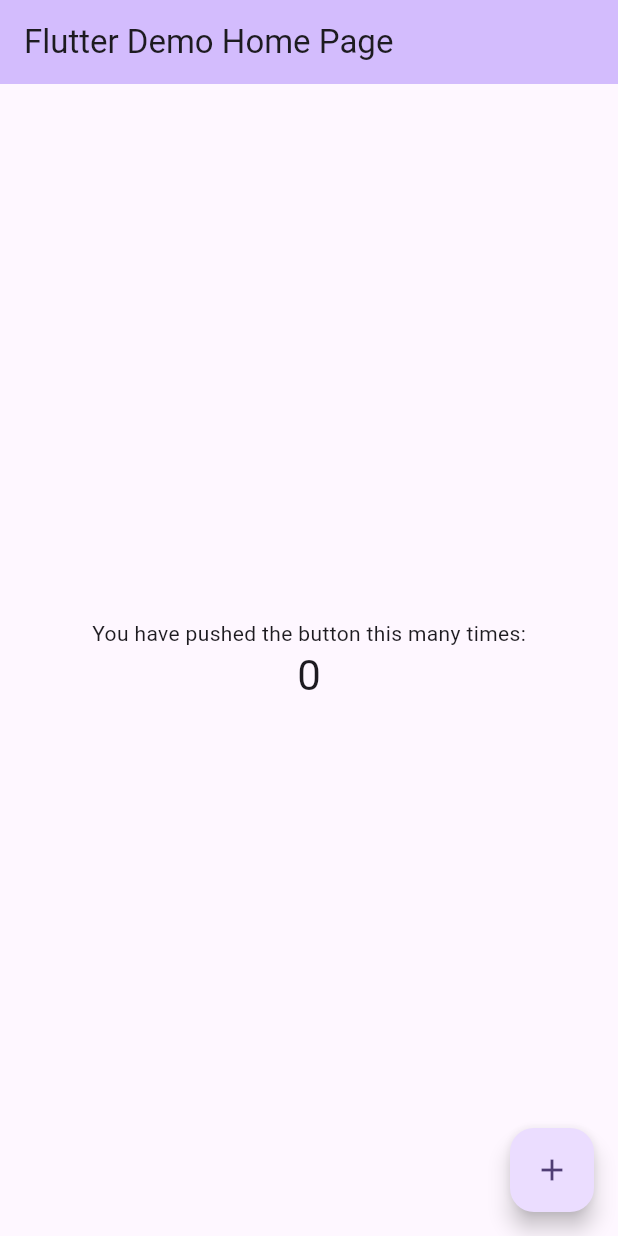
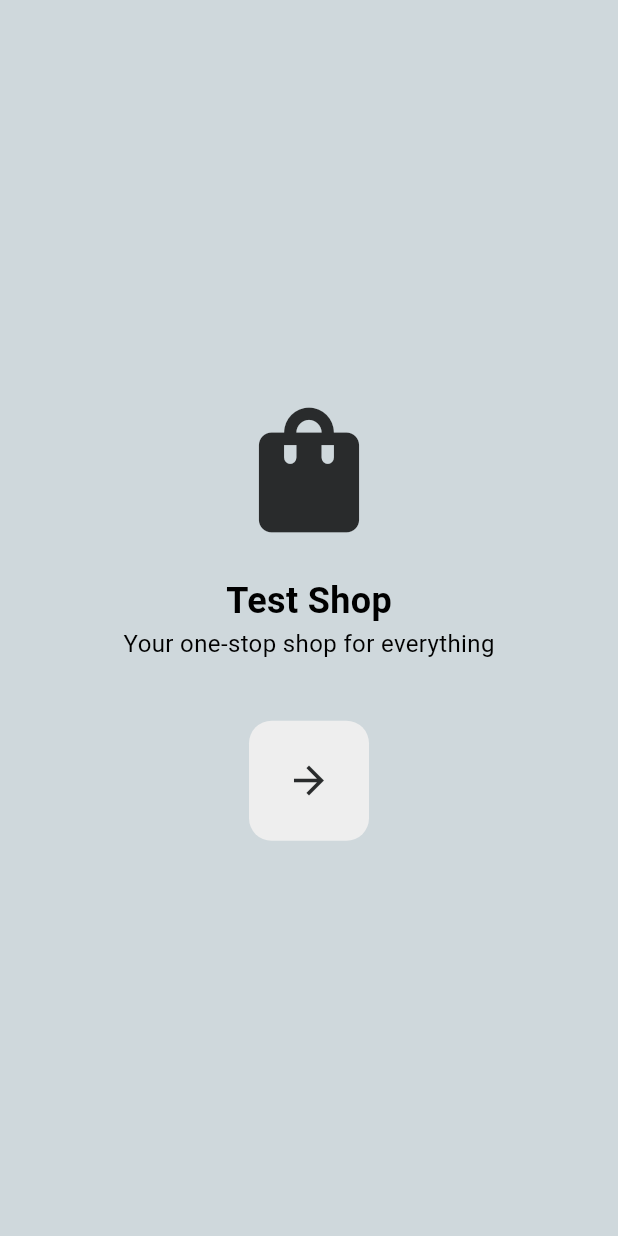
Before and after one commit to MajstorUgvej/EcomShop, a Flutter app: the screen it shows after launch, on a phone screen of 412 x 824 dp. Run offline on Flutter 3.47's test engine with Material 3 defaults, Android fonts, the light colour scheme and no system bars.

Commit message:
first_set_up

```diff
--- a/lib/main.dart
+++ b/lib/main.dart
@@ -1,3 +1,6 @@
+import 'package:ecom_shop/pages/shop_page.dart';
+import 'package:ecom_shop/pages/start_page.dart';
+import 'package:ecom_shop/themes/light_theme.dart';
 import 'package:flutter/material.dart';
 
 void main() {
@@ -7,116 +10,17 @@ void main() {
 class MyApp extends StatelessWidget {
   const MyApp({super.key});
 
-  // This widget is the root of your application.
   @override
   Widget build(BuildContext context) {
     return MaterialApp(
-      title: 'Flutter Demo',
-      theme: ThemeData(
-        // This is the theme of your application.
-        //
-        // TRY THIS: Try running your application with "flutter run". You'll see
-        // the application has a purple toolbar. Then, without quitting the app,
-        // try changing the seedColor in the colorScheme below to Colors.green
-        // and then invoke "hot reload" (save your changes or press the "hot
-        // reload" button in a Flutter-supported IDE, or press "r" if you used
-        // the command line to start the app).
-        //
-        // Notice that the counter didn't reset back to zero; the application
-        // state is not lost during the reload. To reset the state, use hot
-        // restart instead.
-        //
-        // This works for code too, not just values: Most code changes can be
-        // tested with just a hot reload.
-        colorScheme: ColorScheme.fromSeed(seedColor: Colors.deepPurple),
-      ),
-      home: const MyHomePage(title: 'Flutter Demo Home Page'),
+      debugShowCheckedModeBanner: false,
+      home: StartPage(),
+      theme: lightMode,
+      routes: {
+        '/start_page': (context) => const StartPage(),
+        '/shop_page': (context) => const ShopPage(),
+      },
+
     );
   }
 }
-
-class MyHomePage extends StatefulWidget {
-  const MyHomePage({super.key, required this.title});
-
-  // This widget is the home page of your application. It is stateful, meaning
-  // that it has a State object (defined below) that contains fields that affect
-  // how it looks.
-
-  // This class is the configuration for the state. It holds the values (in this
-  // case the title) provided by the parent (in this case the App widget) and
-  // used by the build method of the State. Fields in a Widget subclass are
-  // always marked "final".
-
-  final String title;
-
-  @override
-  State<MyHomePage> createState() => _MyHomePageState();
-}
-
-class _MyHomePageState extends State<MyHomePage> {
-  int _counter = 0;
-
-  void _incrementCounter() {
-    setState(() {
-      // This call to setState tells the Flutter framework that something has
-      // changed in this State, which causes it to rerun the build method below
-      // so that the display can reflect the updated values. If we changed
-      // _counter without calling setState(), then the build method would not be
-      // called again, and so nothing would appear to happen.
-      _counter++;
-    });
-  }
-
-  @override
-  Widget build(BuildContext context) {
-    // This method is rerun every time setState is called, for instance as done
-    // by the _incrementCounter method above.
-    //
-    // The Flutter framework has been optimized to make rerunning build methods
-    // fast, so that you can just rebuild anything that needs updating rather
-    // than having to individually change instances of widgets.
-    return Scaffold(
-      appBar: AppBar(
-        // TRY THIS: Try changing the color here to a specific color (to
-        // Colors.amber, perhaps?) and trigger a hot reload to see the AppBar
-        // change color while the other colors stay the same.
-        backgroundColor: Theme.of(context).colorScheme.inversePrimary,
-        // Here we take the value from the MyHomePage object that was created by
-        // the App.build method, and use it to set our appbar title.
-        title: Text(widget.title),
-      ),
-      body: Center(
-        // Center is a layout widget. It takes a single child and positions it
-        // in the middle of the parent.
-        child: Column(
-          // Column is also a layout widget. It takes a list of children and
-          // arranges them vertically. By default, it sizes itself to fit its
-          // children horizontally, and tries to be as tall as its parent.
-          //
-          // Column has various properties to control how it sizes itself and
-          // how it positions its children. Here we use mainAxisAlignment to
-          // center the children vertically; the main axis here is the vertical
-          // axis because Columns are vertical (the cross axis would be
-          // horizontal).
-          //
-          // TRY THIS: Invoke "debug painting" (choose the "Toggle Debug Paint"
-          // action in the IDE, or press "p" in the console), to see the
-          // wireframe for each widget.
-          mainAxisAlignment: MainAxisAlignment.center,
-          children: <Widget>[
-            const Text('You have pushed the button this many times:'),
-            Text(
-              '$_counter',
-              style: Theme.of(context).textTheme.headlineMedium,
-            ),
-          ],
-        ),
-      ),
-      floatingActionButton: FloatingActionButton(
-        onPressed: _incrementCounter,
-        tooltip: 'Increment',
-        child: const Icon(Icons.add),
-      ), // This trailing comma makes auto-formatting nicer for build methods.
-    );
-  }
-}
--- /dev/null
+++ b/lib/pages/shop_page.dart
@@ -0,0 +1,12 @@
+import 'package:flutter/material.dart';
+
+class ShopPage extends StatelessWidget {
+  const ShopPage({super.key});
+
+  @override
+  Widget build(BuildContext context) {
+    return Scaffold(
+      body: Center(child: Text("shop page")),
+    );
+  }
+}
--- /dev/null
+++ b/lib/pages/start_page.dart
@@ -0,0 +1,60 @@
+import 'package:flutter/material.dart';
+
+class StartPage extends StatelessWidget {
+  const StartPage({super.key});
+
+  @override
+  Widget build(BuildContext context) {
+    return Scaffold(
+      backgroundColor: Theme.of(context).colorScheme.surface,
+      body: Center(
+        child: Column(
+          mainAxisAlignment: MainAxisAlignment.center,
+          children: [
+            // Personal logo
+            Icon(
+              Icons.shopping_bag_rounded,
+              size: 100,
+              color: Theme.of(context).colorScheme.inversePrimary,
+            ),
+            SizedBox(height: 20),
+
+            // Title
+            Text(
+              'Test Shop',
+              style: TextStyle(
+                fontSize: 24,
+                fontWeight: FontWeight.bold,
+              ),
+            ),
+
+            // Subtitle
+            Text(
+              'Your one-stop shop for everything',
+              style: TextStyle(
+                fontSize: 16,
+              ),
+            ),
+            SizedBox(height: 40),
+            // Go button
+            GestureDetector(
+              onTap: () => Navigator.pushNamed(context, '/shop_page'),
+              child: Container(
+                padding: EdgeInsets.all(25),
+                decoration:BoxDecoration(
+                  color: Theme.of(context).colorScheme.primary,
+                  borderRadius: BorderRadius.circular(15)
+                ),
+                child: Icon(
+                  Icons.arrow_forward,
+                  color: Theme.of(context).colorScheme.inversePrimary,
+                  size: 30
+                ),
+              ),
+            )
+            ],
+        ),
+      )
+    );
+  }
+}
--- /dev/null
+++ b/lib/themes/light_theme.dart
@@ -0,0 +1,10 @@
+import 'package:flutter/material.dart';
+
+ThemeData lightMode = ThemeData(
+  colorScheme: ColorScheme.light(
+    surface: Colors.blueGrey.shade100,
+    primary: Colors.grey.shade200,
+    secondary: Colors.grey.shade300,
+    inversePrimary: Color.fromARGB(255, 41, 43, 44),
+  ),
+);
```
Also changed, not shown: lib/models/cart.dart (added, +48 -0 lines), lib/models/product.dart (added, +14 -0 lines).
